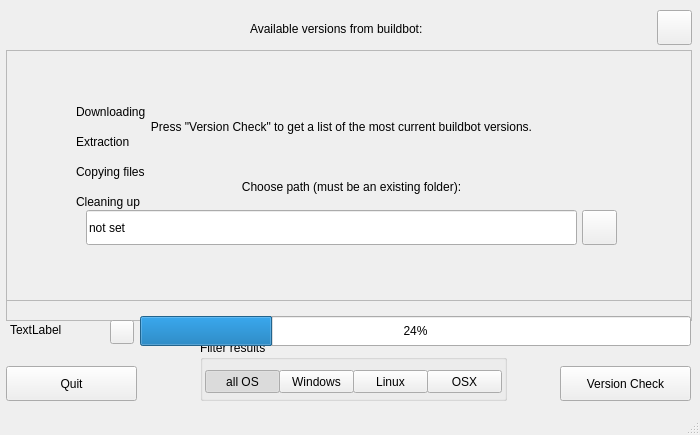
This is mainwindow.ui in overmindstudios/BlenderUpdater as Qt 5 draws it before an edit. The edited form follows.
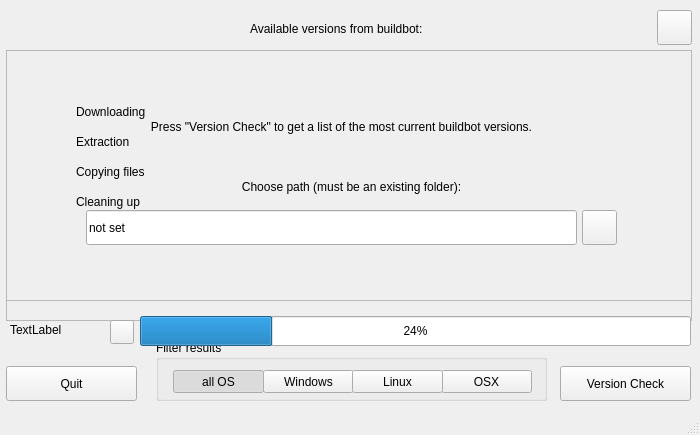
This is the edited form. Icons and pictures are not drawn.

Commit message: adjusted size of some labels and buttons

```diff
--- a/mainwindow.ui
+++ b/mainwindow.ui
@@ -322,7 +322,7 @@
       <rect>
        <x>70</x>
        <y>50</y>
-       <width>81</width>
+       <width>111</width>
        <height>24</height>
       </rect>
      </property>
@@ -348,7 +348,7 @@
       <rect>
        <x>70</x>
        <y>110</y>
-       <width>81</width>
+       <width>101</width>
        <height>24</height>
       </rect>
      </property>
@@ -374,7 +374,7 @@
       <rect>
        <x>70</x>
        <y>140</y>
-       <width>81</width>
+       <width>101</width>
        <height>24</height>
       </rect>
      </property>
@@ -386,9 +386,9 @@
    <widget class="QGroupBox" name="btngrp_filter">
     <property name="geometry">
      <rect>
-      <x>200</x>
+      <x>156</x>
       <y>340</y>
-      <width>307</width>
+      <width>391</width>
       <height>61</height>
      </rect>
     </property>
@@ -398,9 +398,9 @@
     <widget class="QPushButton" name="btn_osx">
      <property name="geometry">
       <rect>
-       <x>227</x>
+       <x>285</x>
        <y>30</y>
-       <width>75</width>
+       <width>91</width>
        <height>23</height>
       </rect>
      </property>
@@ -421,9 +421,9 @@
     <widget class="QPushButton" name="btn_windows">
      <property name="geometry">
       <rect>
-       <x>79</x>
+       <x>107</x>
        <y>30</y>
-       <width>75</width>
+       <width>91</width>
        <height>23</height>
       </rect>
      </property>
@@ -450,9 +450,9 @@
     <widget class="QPushButton" name="btn_allos">
      <property name="geometry">
       <rect>
-       <x>5</x>
+       <x>17</x>
        <y>30</y>
-       <width>75</width>
+       <width>91</width>
        <height>23</height>
       </rect>
      </property>
@@ -472,9 +472,9 @@
     <widget class="QPushButton" name="btn_linux">
      <property name="geometry">
       <rect>
-       <x>153</x>
+       <x>196</x>
        <y>30</y>
-       <width>75</width>
+       <width>91</width>
        <height>23</height>
       </rect>
      </property>
```
The commit also changes 1 other file.
